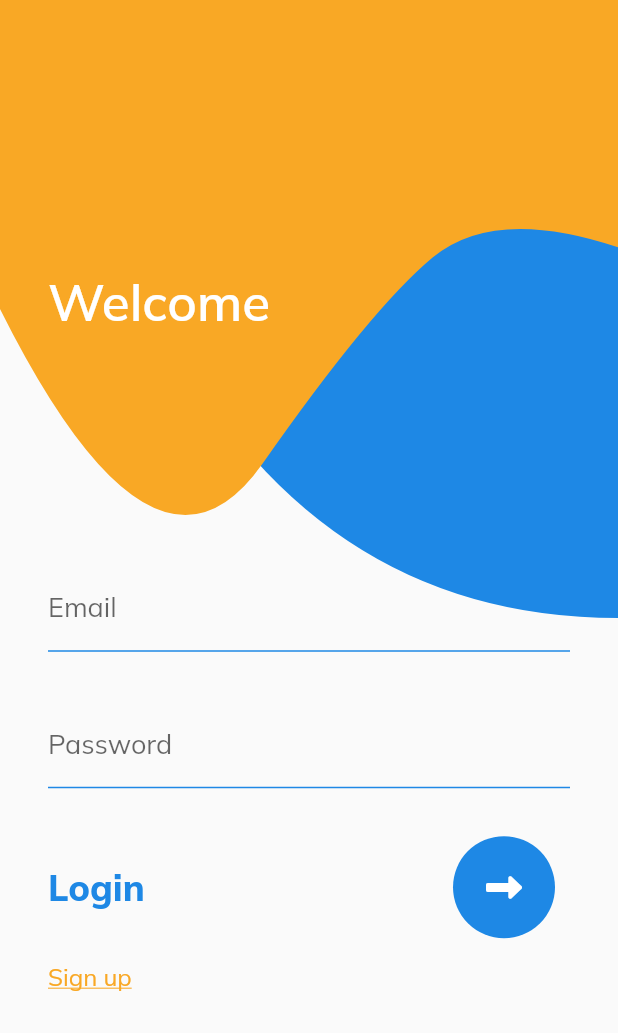
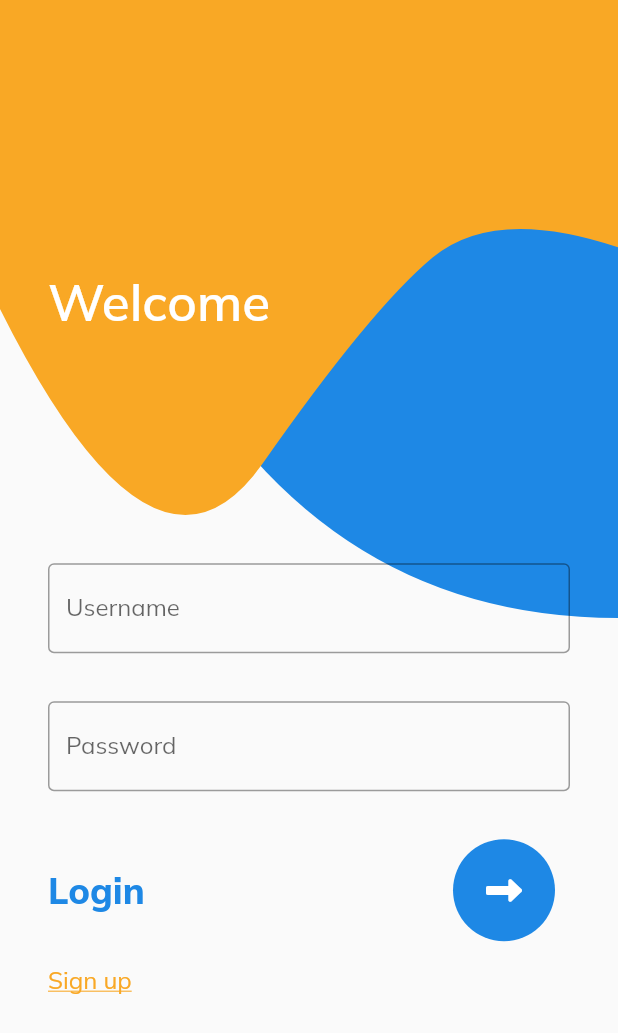
Before and after one commit to Chirag123-bit/HireHubApp, a Flutter app: the AuthScreen screen opened by its route, on a phone screen of 412 x 824 dp. Shown: the top 1033 px of the screen. Run offline on Flutter 3.47's test engine with Material 2 defaults, Android fonts, the phone set to English and light mode, and no system bars; our stand-ins replace dio, flutter_svg, font_awesome_flutter, google_fonts, motion_toast, readmore.

Commit message:
Completed login backend

```diff
--- a/lib/screens/auth/SigninScreen.dart
+++ b/lib/screens/auth/SigninScreen.dart
@@ -1,15 +1,39 @@
 import 'package:flutter/material.dart';
-import 'package:hirehub/screens/auth/DecorationFunction.dart';
+import 'package:hirehub/models/Users.dart';
+import 'package:hirehub/repository/UserRepository.dart';
 import 'package:hirehub/screens/auth/SigninUpBar.dart';
+import 'package:motion_toast/motion_toast.dart';
 
 import '../../config/Palette.dart';
 import 'Title.dart';
 
-class SigninScreen extends StatelessWidget {
+class SigninScreen extends StatefulWidget {
   final VoidCallback? onRegisterClicked;
 
   const SigninScreen({Key? key, required this.onRegisterClicked})
       : super(key: key);
+
+  @override
+  State<SigninScreen> createState() => _SigninScreenState();
+}
+
+class _SigninScreenState extends State<SigninScreen> {
+  final _formKey = GlobalKey<FormState>();
+  final _usernameController = TextEditingController();
+  final _passwordController = TextEditingController();
+
+  _loginUser(User user) async {
+    bool isLogin = await UserRepository().loginUser(user);
+    if (isLogin) {
+      MotionToast.success(
+        description: const Text("Login Success"),
+      ).show(context);
+    } else {
+      MotionToast.error(
+        description: const Text("Login Failed"),
+      ).show(context);
+    }
+  }
 
   @override
   Widget build(BuildContext context) {
@@ -26,32 +50,62 @@ class SigninScreen extends StatelessWidget {
           ),
           Expanded(
             flex: 4,
+            child: Form(
+              key: _formKey,
               child: ListView(
                 children: [
                   Padding(
                     padding: const EdgeInsets.symmetric(vertical: 16),
                     child: TextFormField(
-                    decoration: signInInputDecoration(hintText: "Email"),
+                      controller: _usernameController,
+                      decoration: const InputDecoration(
+                        labelText: 'Username',
+                        border: OutlineInputBorder(),
+                      ),
+                      validator: (value) {
+                        if (value!.isEmpty) {
+                          return 'Please enter username';
+                        }
+                        return null;
+                      },
                     ),
                   ),
                   Padding(
                     padding: const EdgeInsets.symmetric(vertical: 16),
                     child: TextFormField(
-                    decoration: signInInputDecoration(hintText: "Password"),
+                      controller: _passwordController,
+                      obscureText: true,
+                      decoration: const InputDecoration(
+                        labelText: 'Password',
+                        border: OutlineInputBorder(),
+                      ),
+                      validator: (value) {
+                        if (value!.isEmpty) {
+                          return 'Please enter password';
+                        }
+                        return null;
+                      },
                     ),
                   ),
                   SignInBar(
                       label: "Login",
                       isLoading: false,
                       onPressed: () {
-                      Navigator.pushNamed(context, "/home");
+                        if (_formKey.currentState!.validate()) {
+                          User user = User(
+                            username: _usernameController.text,
+                            password: _passwordController.text,
+                          );
+                          print(user);
+                          _loginUser(user);
+                        }
                       }),
                   Align(
                     alignment: Alignment.centerLeft,
                     child: InkWell(
                       splashColor: Colors.white,
                       onTap: () {
-                      onRegisterClicked?.call();
+                        widget.onRegisterClicked?.call();
                       },
                       child: const Text(
                         'Sign up',
@@ -65,6 +119,7 @@ class SigninScreen extends StatelessWidget {
                   ),
                 ],
               ),
+            ),
           )
         ],
       ),
```
Lines whose indentation alone changed are shown as unchanged.
